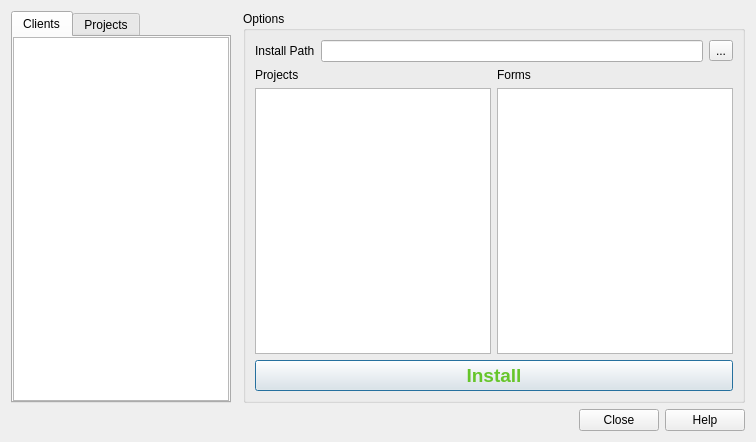
First picture: the form in qmap-admin/manager.ui, repository NathanW2/qmap, before the edit.
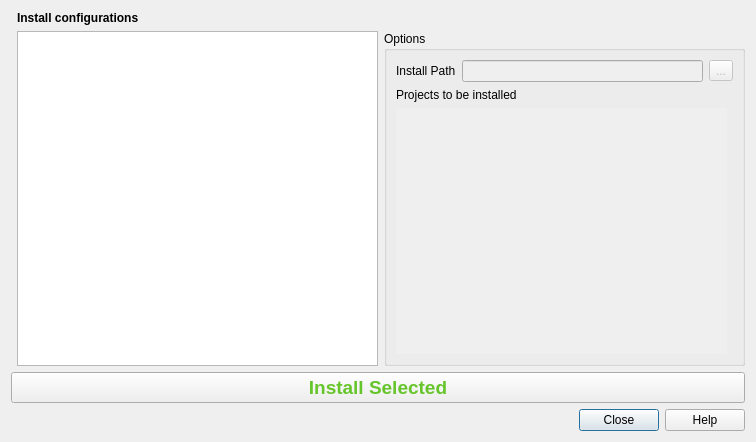
Second picture: the form after the edit.

Commit message:
Update QMap Admin tool title, UI.
Remove old forms section
Leave font size as normal:

What changed in the file:
```diff
--- a/qmap-admin/manager.ui
+++ b/qmap-admin/manager.ui
@@ -14,42 +14,38 @@
    <string>Dialog</string>
   </property>
   <layout class="QGridLayout" name="gridLayout_2">
-   <item row="0" column="2">
+   <item row="1" column="2">
     <widget class="QGroupBox" name="groupBox">
+     <property name="font">
+      <font>
+       <weight>50</weight>
+       <bold>false</bold>
+      </font>
+     </property>
      <property name="title">
       <string>Options</string>
      </property>
      <layout class="QGridLayout" name="gridLayout">
-      <item row="2" column="1">
-       <widget class="QListView" name="formlist">
-        <property name="font">
-         <font>
-          <pointsize>12</pointsize>
-         </font>
-        </property>
-       </widget>
-      </item>
       <item row="1" column="0">
        <widget class="QLabel" name="label">
         <property name="text">
-         <string>Projects</string>
-        </property>
-       </widget>
-      </item>
-      <item row="1" column="1">
-       <widget class="QLabel" name="label_2">
-        <property name="text">
-         <string>Forms</string>
+         <string>Projects to be installed</string>
         </property>
        </widget>
       </item>
       <item row="2" column="0">
        <widget class="QListView" name="projectlist">
+        <property name="enabled">
+         <bool>false</bool>
+        </property>
         <property name="font">
          <font>
           <pointsize>12</pointsize>
          </font>
         </property>
+        <property name="frameShape">
+         <enum>QFrame::NoFrame</enum>
+        </property>
        </widget>
       </item>
       <item row="0" column="0" colspan="2">
@@ -62,10 +58,17 @@
          </widget>
         </item>
         <item>
-         <widget class="QLineEdit" name="installpath"/>
+         <widget class="QLineEdit" name="installpath">
+          <property name="enabled">
+           <bool>false</bool>
+          </property>
+         </widget>
         </item>
         <item>
          <widget class="QToolButton" name="toolButton">
+          <property name="enabled">
+           <bool>false</bool>
+          </property>
           <property name="text">
            <string>...</string>
           </property>
@@ -73,62 +76,10 @@
         </item>
        </layout>
       </item>
-      <item row="3" column="0" colspan="2">
-       <widget class="QPushButton" name="installbutton">
-        <property name="font">
-         <font>
-          <pointsize>14</pointsize>
-          <weight>75</weight>
-          <italic>false</italic>
-          <bold>true</bold>
-         </font>
-        </property>
-        <property name="styleSheet">
-         <string notr="true">color: rgb(102, 197, 42);</string>
-        </property>
-        <property name="text">
-         <string>Install</string>
-        </property>
-       </widget>
-      </item>
      </layout>
     </widget>
    </item>
-   <item row="0" column="0">
-    <widget class="QTabWidget" name="tabWidget">
-     <property name="currentIndex">
-      <number>0</number>
-     </property>
-     <widget class="QWidget" name="clienttab">
-      <attribute name="title">
-       <string>Clients</string>
-      </attribute>
-      <layout class="QGridLayout" name="gridLayout_3">
-       <property name="margin">
-        <number>0</number>
-       </property>
-       <item row="0" column="0">
-        <widget class="QListView" name="clientlist">
-         <property name="font">
-          <font>
-           <pointsize>14</pointsize>
-          </font>
-         </property>
-         <property name="editTriggers">
-          <set>QAbstractItemView::AnyKeyPressed|QAbstractItemView::EditKeyPressed|QAbstractItemView::SelectedClicked</set>
-         </property>
-        </widget>
-       </item>
-      </layout>
-     </widget>
-     <widget class="QWidget" name="projecttab">
-      <attribute name="title">
-       <string>Projects</string>
-      </attribute>
-     </widget>
-    </widget>
-   </item>
-   <item row="1" column="0" colspan="3">
+   <item row="3" column="0" colspan="3">
     <widget class="QDialogButtonBox" name="buttonBox">
      <property name="orientation">
       <enum>Qt::Horizontal</enum>
@@ -138,6 +89,49 @@
      </property>
     </widget>
    </item>
+   <item row="1" column="1">
+    <widget class="QListView" name="clientlist">
+     <property name="font">
+      <font>
+       <pointsize>12</pointsize>
+      </font>
+     </property>
+     <property name="editTriggers">
+      <set>QAbstractItemView::AnyKeyPressed|QAbstractItemView::EditKeyPressed|QAbstractItemView::SelectedClicked</set>
+     </property>
+    </widget>
+   </item>
+   <item row="0" column="1">
+    <widget class="QLabel" name="label_2">
+     <property name="font">
+      <font>
+       <weight>75</weight>
+       <bold>true</bold>
+      </font>
+     </property>
+     <property name="text">
+      <string>Install configurations</string>
+     </property>
+    </widget>
+   </item>
+   <item row="2" column="0" colspan="3">
+    <widget class="QPushButton" name="installbutton">
+     <property name="font">
+      <font>
+       <pointsize>14</pointsize>
+       <weight>75</weight>
+       <italic>false</italic>
+       <bold>true</bold>
+      </font>
+     </property>
+     <property name="styleSheet">
+      <string notr="true">color: rgb(102, 197, 42);</string>
+     </property>
+     <property name="text">
+      <string>Install Selected</string>
+     </property>
+    </widget>
+   </item>
   </layout>
  </widget>
  <resources/>
```
Left out of the diff: 2 changed lines with no effect on the pictures. The commit also changes 1 other file.
